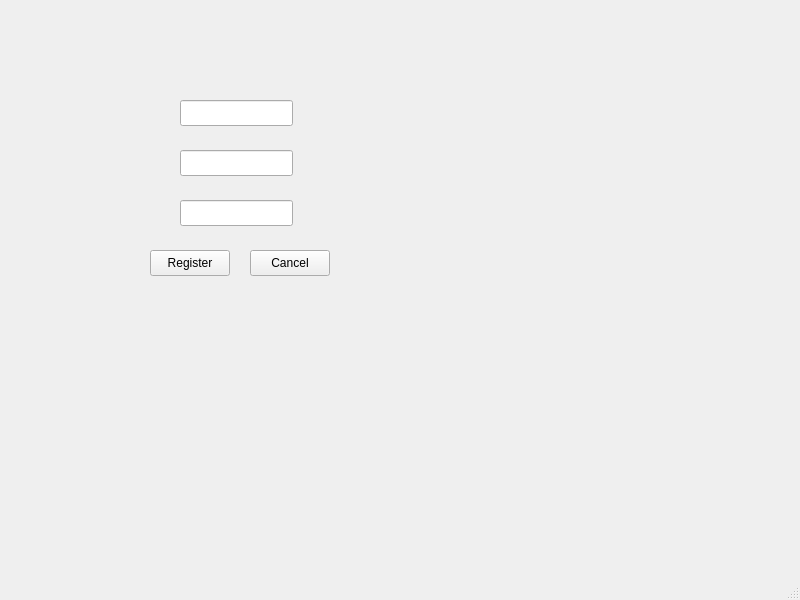
This is window.ui in 1599982/Wallet as Qt 5 draws it before an edit. The edited form follows.
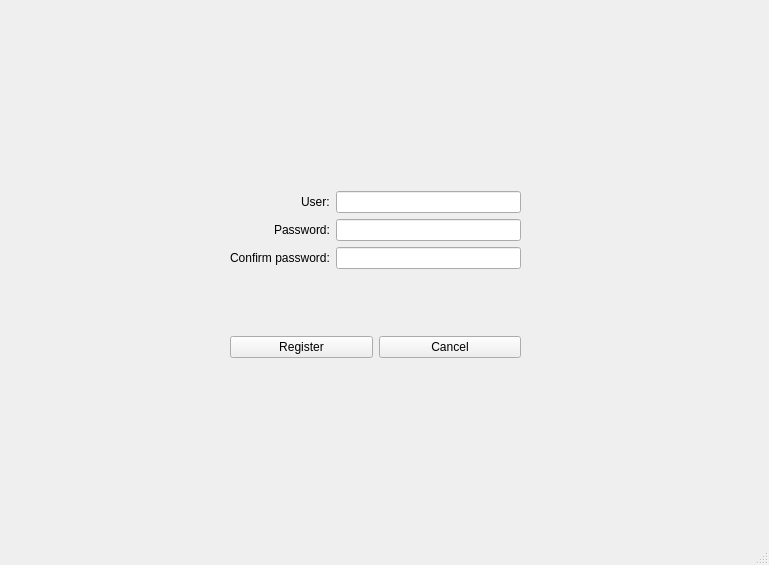
This is the edited form. The open tabs and pages were chosen to show the change.

The edit to the form file:
```diff
--- a/window.ui
+++ b/window.ui
@@ -6,8 +6,8 @@
    <rect>
     <x>0</x>
     <y>0</y>
-    <width>800</width>
-    <height>600</height>
+    <width>769</width>
+    <height>565</height>
    </rect>
   </property>
   <property name="windowTitle">
@@ -17,10 +17,10 @@
    <widget class="QStackedWidget" name="STKW_FORM">
     <property name="geometry">
      <rect>
-      <x>90</x>
-      <y>40</y>
-      <width>631</width>
-      <height>471</height>
+      <x>10</x>
+      <y>10</y>
+      <width>751</width>
+      <height>521</height>
      </rect>
     </property>
     <property name="currentIndex">
@@ -126,61 +126,69 @@
      </widget>
     </widget>
     <widget class="QWidget" name="STKW_FORM_REGISTER">
-     <widget class="QLineEdit" name="LEDIT_USER_R">
+     <widget class="QWidget" name="verticalLayoutWidget_3">
       <property name="geometry">
        <rect>
-        <x>90</x>
-        <y>60</y>
-        <width>113</width>
-        <height>26</height>
+        <x>220</x>
+        <y>120</y>
+        <width>291</width>
+        <height>291</height>
        </rect>
       </property>
-     </widget>
-     <widget class="QLineEdit" name="LEDIT_PASS_R">
-      <property name="geometry">
-       <rect>
-        <x>90</x>
-        <y>110</y>
-        <width>113</width>
-        <height>26</height>
-       </rect>
-      </property>
-     </widget>
+      <layout class="QVBoxLayout" name="verticalLayout_3">
+       <item>
+        <layout class="QGridLayout" name="gridLayout_2">
+         <item row="1" column="0" alignment="Qt::AlignmentFlag::AlignRight">
+          <widget class="QLabel" name="label_4">
+           <property name="text">
+            <string>Password:</string>
+           </property>
+          </widget>
+         </item>
+         <item row="0" column="1">
+          <widget class="QLineEdit" name="LEDIT_USER_R"/>
+         </item>
+         <item row="1" column="1">
+          <widget class="QLineEdit" name="LEDIT_PASS_R"/>
+         </item>
+         <item row="0" column="0" alignment="Qt::AlignmentFlag::AlignRight">
+          <widget class="QLabel" name="label_3">
+           <property name="text">
+            <string>User:</string>
+           </property>
+          </widget>
+         </item>
+         <item row="2" column="0">
+          <widget class="QLabel" name="label_5">
+           <property name="text">
+            <string>Confirm password:</string>
+           </property>
+          </widget>
+         </item>
+         <item row="2" column="1">
+          <widget class="QLineEdit" name="LEDIT_REPASS_R"/>
+         </item>
+        </layout>
+       </item>
+       <item>
+        <layout class="QHBoxLayout" name="horizontalLayout_3">
+         <item>
      <widget class="QPushButton" name="PBTN_REGISTER_R">
-      <property name="geometry">
-       <rect>
-        <x>60</x>
-        <y>210</y>
-        <width>80</width>
-        <height>26</height>
-       </rect>
-      </property>
       <property name="text">
        <string>Register</string>
       </property>
      </widget>
+         </item>
+         <item>
      <widget class="QPushButton" name="PBTN_CANCEL_R">
-      <property name="geometry">
-       <rect>
-        <x>160</x>
-        <y>210</y>
-        <width>80</width>
-        <height>26</height>
-       </rect>
-      </property>
       <property name="text">
        <string>Cancel</string>
       </property>
      </widget>
-     <widget class="QLineEdit" name="LEDIT_REPASS_R">
-      <property name="geometry">
-       <rect>
-        <x>90</x>
-        <y>160</y>
-        <width>113</width>
-        <height>26</height>
-       </rect>
-      </property>
+         </item>
+        </layout>
+       </item>
+      </layout>
      </widget>
     </widget>
    </widget>
```
Left out of the diff: 141 changed lines with no effect on the pictures. Lines whose indentation alone changed are shown as unchanged.
